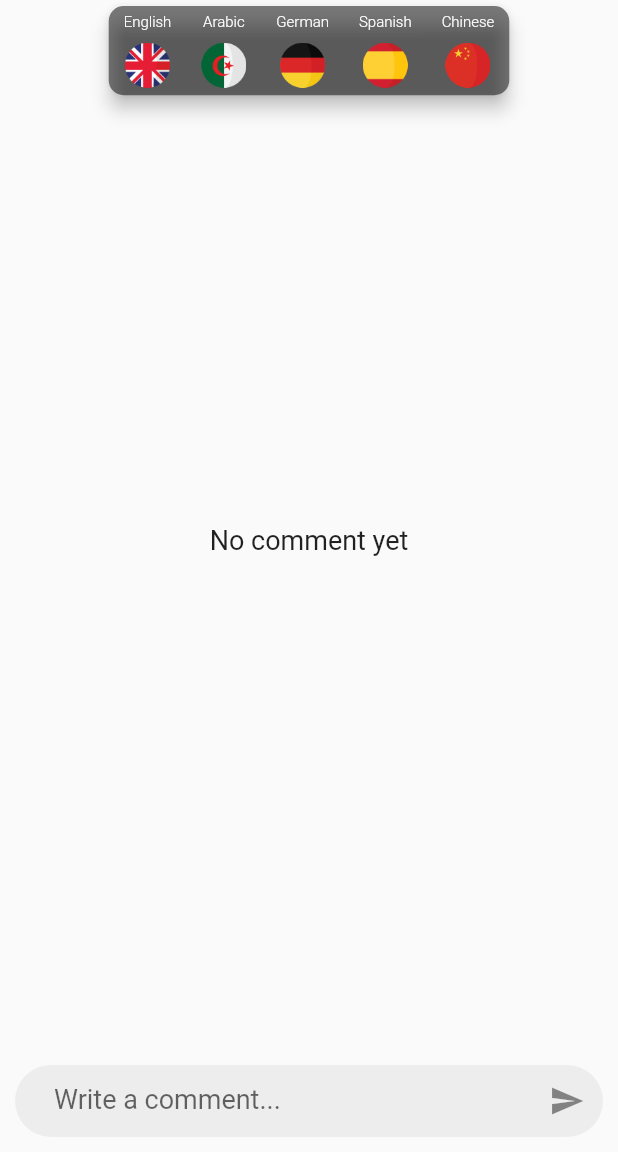
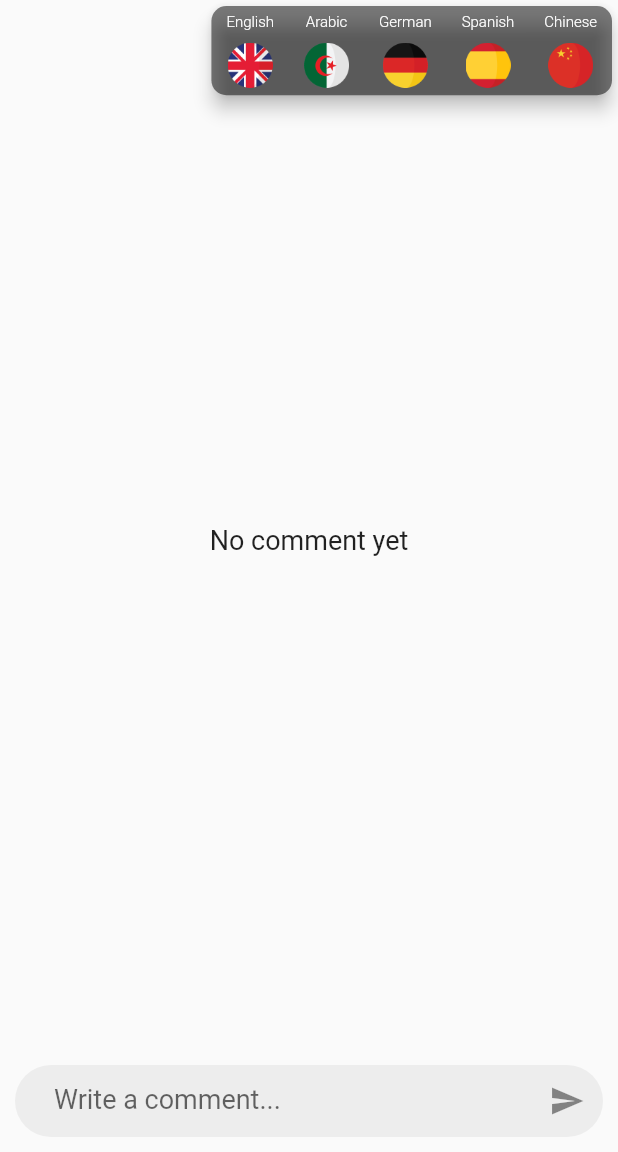
Before and after one commit to GeekAbdelouahed/flutter-reaction-button, a Flutter app: the screen it shows after launch, after a tap on "Comment", after a tap on the "language" icon, on a phone screen of 412 x 824 dp, the part 84-1236 px from its top. Run offline on Flutter 3.47's test engine with Material 2 defaults, Android fonts, the phone set to English and light mode, and no system bars; missing offline and left inert: avataaar_image.

Commit message:
reactions box alignment

```diff
--- a/example/lib/main.dart
+++ b/example/lib/main.dart
@@ -36,6 +36,7 @@ class _MyAppState extends State<MyApp> {
                   boxColor: Colors.black.withOpacity(0.5),
                   boxRadius: 10,
                   boxDuration: Duration(milliseconds: 500),
+                  boxAlignment: Alignment.bottomRight,
                 ),
               ),
               SizedBox(width: 10),
--- a/lib/src/flutter_reaction_button.dart
+++ b/lib/src/flutter_reaction_button.dart
@@ -33,6 +33,9 @@ class FlutterReactionButton extends StatefulWidget {
   /// Reactions box show/hide duration [default = 200 milliseconds]
   final Duration boxDuration;
 
+  /// Reactions box alignment [default = Alignment.center]
+  final Alignment boxAlignment;
+
   /// Change initial reaction after selected one [default = true]
   final bool shouldChangeReaction;
 
@@ -48,6 +51,7 @@ class FlutterReactionButton extends StatefulWidget {
     this.boxElevation = 5,
     this.boxRadius = 50,
     this.boxDuration = const Duration(milliseconds: 200),
+    this.boxAlignment = Alignment.center,
     this.shouldChangeReaction = true,
   })  : assert(reactions != null),
         super(key: key);
@@ -89,7 +93,8 @@ class _FlutterReactionButtonState extends State<FlutterReactionButton> {
   void _showReactionButtons(BuildContext context) async {
     final buttonOffset = _buttonKey.getButtonOffset();
     final buttonSize = _buttonKey.getButtonSize();
-    final reactionButton = await Navigator.of(context).push(PageRouteBuilder(
+    final reactionButton = await Navigator.of(context).push(
+      PageRouteBuilder(
         opaque: false,
         transitionDuration: Duration(milliseconds: 200),
         pageBuilder: (context, _, __) => ReactionsBox(
@@ -103,7 +108,10 @@ class _FlutterReactionButtonState extends State<FlutterReactionButton> {
           duration: widget.boxDuration,
           highlightColor: widget.highlightColor,
           splashColor: widget.splashColor,
-            )));
+          alignment: widget.boxAlignment,
+        ),
+      ),
+    );
     if (reactionButton != null) {
       _updateReaction(reactionButton);
     }
@@ -112,8 +120,10 @@ class _FlutterReactionButtonState extends State<FlutterReactionButton> {
   void _updateReaction(Reaction reaction) {
     widget.onReactionChanged(reaction);
     if (widget.shouldChangeReaction)
-      setState(() {
+      setState(
+        () {
           _selectedReaction = reaction;
-      });
+        },
+      );
   }
 }
--- a/lib/src/flutter_reaction_button_check.dart
+++ b/lib/src/flutter_reaction_button_check.dart
@@ -38,6 +38,9 @@ class FlutterReactionButtonCheck extends StatefulWidget {
   /// Reactions box show/hide duration [default = 200 milliseconds]
   final Duration boxDuration;
 
+  /// Reactions box alignment [default = Alignment.center]
+  final Alignment boxAlignment;
+
   /// Flag for pre-set reactions if true @link selectedReaction will be
   /// displayed else @link initialReaction will be displayed [default = false]
   final bool isChecked;
@@ -55,6 +58,7 @@ class FlutterReactionButtonCheck extends StatefulWidget {
     this.boxElevation = 5,
     this.boxRadius = 50,
     this.boxDuration = const Duration(milliseconds: 200),
+    this.boxAlignment = Alignment.center,
     this.isChecked = false,
   })  : assert(reactions != null),
         super(key: key);
@@ -143,6 +147,7 @@ class _FlutterReactionButtonCheckState
           duration: widget.boxDuration,
           highlightColor: widget.highlightColor,
           splashColor: widget.splashColor,
+          alignment: widget.boxAlignment,
         ),
       ),
     );
--- a/lib/src/reactions_box.dart
+++ b/lib/src/reactions_box.dart
@@ -26,6 +26,8 @@ class ReactionsBox extends StatefulWidget {
 
   final Color splashColor;
 
+  final Alignment alignment;
+
   const ReactionsBox({
     @required this.buttonOffset,
     @required this.buttonSize,
@@ -37,6 +39,7 @@ class ReactionsBox extends StatefulWidget {
     this.duration = const Duration(milliseconds: 200),
     this.highlightColor,
     this.splashColor,
+    this.alignment = Alignment.center,
   })  : assert(buttonOffset != null),
         assert(buttonSize != null),
         assert(reactions != null),
@@ -92,7 +95,7 @@ class _ReactionsBoxState extends State<ReactionsBox>
           height: double.infinity,
           color: Colors.transparent,
           child: Stack(
-            alignment: Alignment.center,
+            alignment: widget.alignment,
             children: <Widget>[
               Positioned(
                 top: _getPosition(context),
--- a/pubspec.yaml
+++ b/pubspec.yaml
@@ -1,6 +1,6 @@
 name: flutter_reaction_button
 description: Flutter button reaction it is fully customizable widget such as Facebook reaction button
-version: 1.0.3
+version: 1.0.4
 homepage: https://github.com/GeekAbdelouahed/flutter-reaction-button
 repository: https://github.com/GeekAbdelouahed/flutter-reaction-button.git
 
```
Also changed, not shown: example/pubspec.lock, 2 other files. Lines whose indentation alone changed are shown as unchanged.
